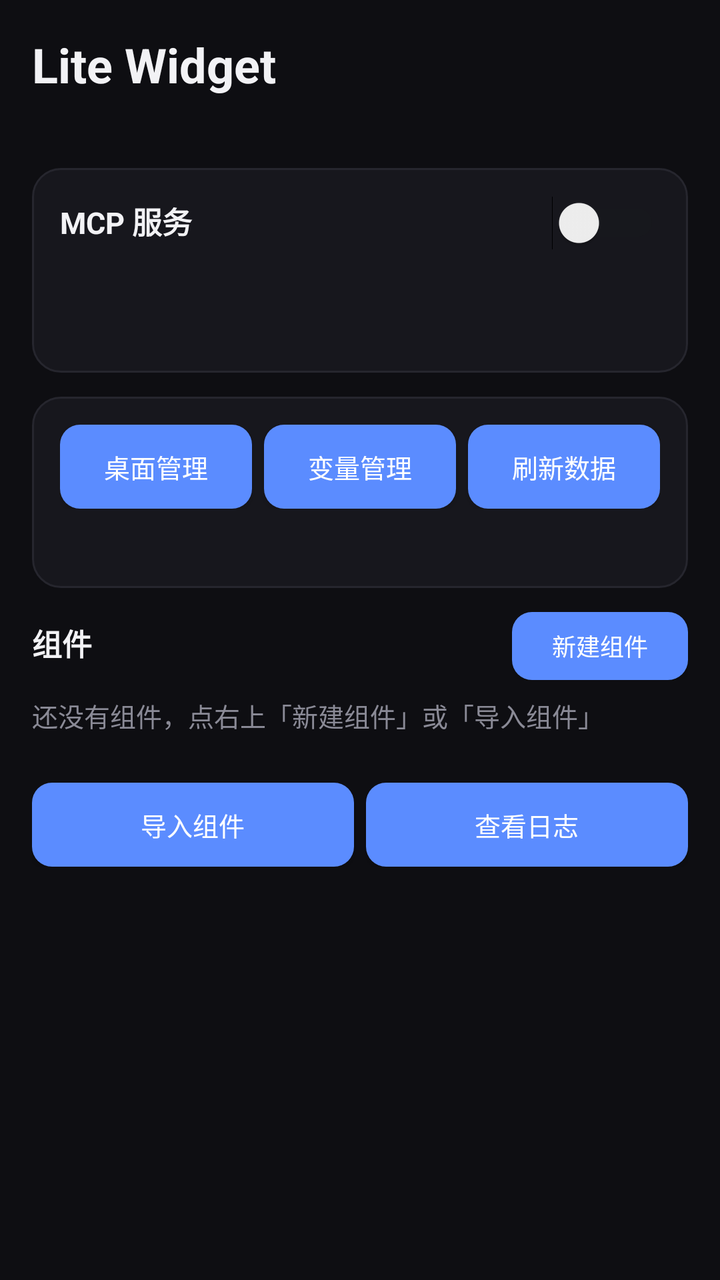
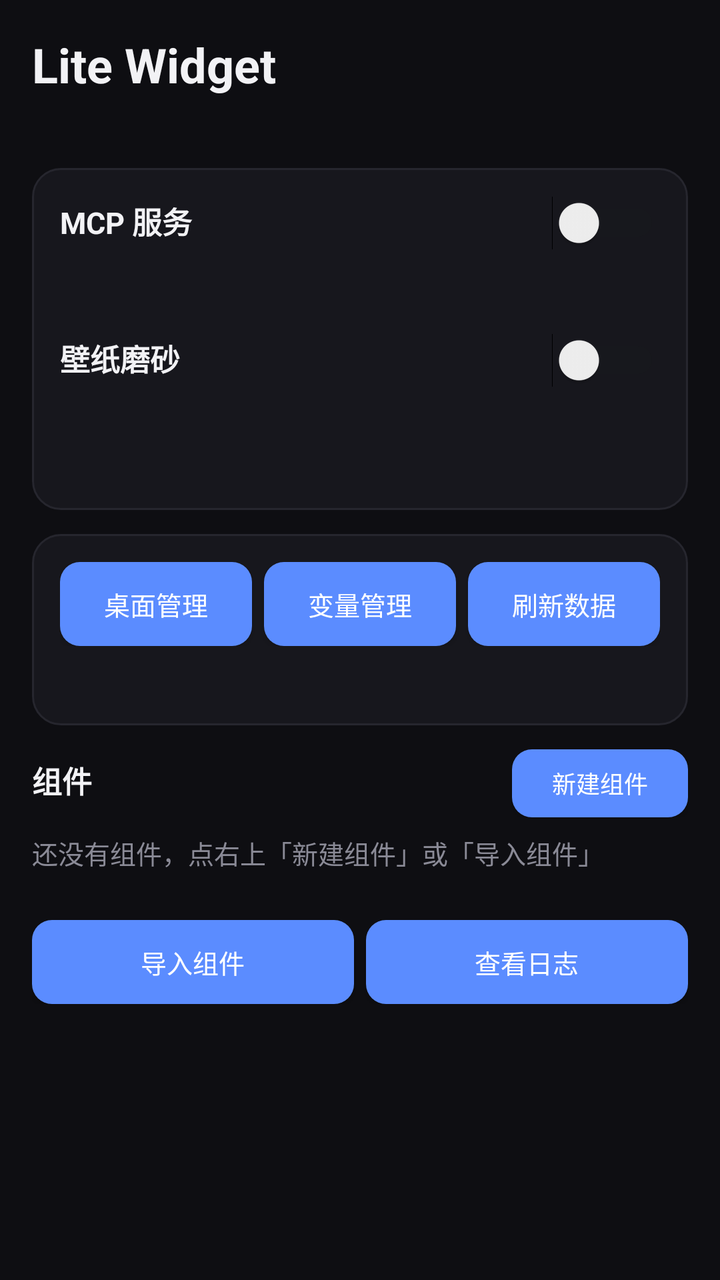

Two renders of the same Android screen: before a commit and after it. Below are the layout's source before the change and the commit's diff.
<!-- AndroidManifest.xml: application theme android:Theme.DeviceDefault.Light.NoActionBar -->
<!-- res/layout/activity_main.xml -->
<?xml version="1.0" encoding="utf-8"?>
<ScrollView xmlns:android="http://schemas.android.com/apk/res/android"
    android:layout_width="match_parent"
    android:layout_height="match_parent"
    android:background="@color/bg"
    android:fillViewport="true">

    <LinearLayout
        android:layout_width="match_parent"
        android:layout_height="wrap_content"
        android:orientation="vertical"
        android:padding="16dp">

        <TextView
            android:layout_width="wrap_content"
            android:layout_height="wrap_content"
            android:text="@string/app_name"
            android:textColor="@color/fg"
            android:textSize="24sp"
            android:textStyle="bold" />

        <TextView
            android:id="@+id/subtitle"
            android:layout_width="wrap_content"
            android:layout_height="wrap_content"
            android:layout_marginTop="2dp"
            android:textColor="@color/dim"
            android:textSize="13sp" />

        
        <LinearLayout
            android:layout_width="match_parent"
            android:layout_height="wrap_content"
            android:layout_marginTop="16dp"
            android:background="@drawable/bg_card"
            android:orientation="vertical"
            android:padding="14dp">

            <LinearLayout
                android:layout_width="match_parent"
                android:layout_height="wrap_content"
                android:orientation="horizontal">

                <TextView
                    android:layout_width="0dp"
                    android:layout_height="wrap_content"
                    android:layout_weight="1"
                    android:text="@string/label_server"
                    android:textColor="@color/fg"
                    android:textSize="15sp"
                    android:textStyle="bold" />

                <Switch
                    android:id="@+id/server_switch"
                    android:layout_width="wrap_content"
                    android:layout_height="wrap_content" />
            </LinearLayout>

            <TextView
                android:id="@+id/server_status"
                android:layout_width="match_parent"
                android:layout_height="wrap_content"
                android:layout_marginTop="8dp"
                android:textColor="@color/dim"
                android:textSize="13sp" />

            <TextView
                android:id="@+id/server_token"
                android:layout_width="match_parent"
                android:layout_height="wrap_content"
                android:layout_marginTop="4dp"
                android:textColor="@color/ok"
                android:textIsSelectable="true"
                android:textSize="13sp" />
        </LinearLayout>

        
        <LinearLayout
            android:layout_width="match_parent"
            android:layout_height="wrap_content"
            android:layout_marginTop="12dp"
            android:background="@drawable/bg_card"
            android:orientation="vertical"
            android:padding="14dp">

            <LinearLayout
                android:layout_width="match_parent"
                android:layout_height="wrap_content"
                android:orientation="horizontal">

                <Button
                    android:id="@+id/btn_manager"
                    android:layout_width="0dp"
                    android:layout_height="42dp"
                    android:layout_marginEnd="6dp"
                    android:layout_weight="1"
                    android:background="@drawable/bg_button"
                    android:text="桌面管理"
                    android:textColor="#FFFFFF"
                    android:textSize="13sp" />

                <Button
                    android:id="@+id/btn_vars"
                    android:layout_width="0dp"
                    android:layout_height="42dp"
                    android:layout_marginEnd="6dp"
                    android:layout_weight="1"
                    android:background="@drawable/bg_button"
                    android:text="变量管理"
                    android:textColor="#FFFFFF"
                    android:textSize="13sp" />

                <Button
                    android:id="@+id/btn_refresh"
                    android:layout_width="0dp"
                    android:layout_height="42dp"
                    android:layout_weight="1"
                    android:background="@drawable/bg_button"
                    android:text="刷新数据"
                    android:textColor="#FFFFFF"
                    android:textSize="13sp" />
            </LinearLayout>

            <TextView
                android:id="@+id/source_status"
                android:layout_width="match_parent"
                android:layout_height="wrap_content"
                android:layout_marginTop="8dp"
                android:textColor="@color/dim"
                android:textSize="13sp" />
        </LinearLayout>

        
        <LinearLayout
            android:layout_width="match_parent"
            android:layout_height="wrap_content"
            android:layout_marginTop="12dp"
            android:orientation="horizontal">

            <TextView
                android:layout_width="0dp"
                android:layout_height="wrap_content"
                android:layout_weight="1"
                android:text="组件"
                android:textColor="@color/fg"
                android:textSize="15sp"
                android:textStyle="bold" />

            <Button
                android:id="@+id/btn_add"
                android:layout_width="wrap_content"
                android:layout_height="34dp"
                android:background="@drawable/bg_button"
                android:paddingLeft="12dp"
                android:paddingRight="12dp"
                android:text="@string/btn_add"
                android:textColor="#FFFFFF"
                android:textSize="12sp" />
        </LinearLayout>

        <TextView
            android:id="@+id/empty_tip"
            android:layout_width="match_parent"
            android:layout_height="wrap_content"
            android:layout_marginTop="8dp"
            android:text="@string/empty_widgets"
            android:textColor="@color/dim"
            android:textSize="13sp" />

        <LinearLayout
            android:id="@+id/widget_list"
            android:layout_width="match_parent"
            android:layout_height="wrap_content"
            android:layout_marginTop="8dp"
            android:orientation="vertical" />

        <LinearLayout
            android:layout_width="match_parent"
            android:layout_height="wrap_content"
            android:layout_marginTop="16dp"
            android:layout_marginBottom="24dp"
            android:orientation="horizontal">

            <Button
                android:id="@+id/btn_import"
                android:layout_width="0dp"
                android:layout_height="42dp"
                android:layout_marginEnd="6dp"
                android:layout_weight="1"
                android:background="@drawable/bg_button"
                android:text="@string/btn_import"
                android:textColor="#FFFFFF"
                android:textSize="13sp" />

            <Button
                android:id="@+id/btn_logs"
                android:layout_width="0dp"
                android:layout_height="42dp"
                android:layout_weight="1"
                android:background="@drawable/bg_button"
                android:text="@string/btn_logs"
                android:textColor="#FFFFFF"
                android:textSize="13sp" />
        </LinearLayout>
    </LinearLayout>
</ScrollView>
<!-- resources referenced by this layout -->
<resources>
  <color name="bg">#0E0E12</color>
  <color name="dim">#8A8A96</color>
  <color name="fg">#F2F2F5</color>
  <color name="ok">#4CAF50</color>
  <!-- drawable bg_button (drawable) -->
  <?xml version="1.0" encoding="utf-8"?>
  <shape xmlns:android="http://schemas.android.com/apk/res/android" android:shape="rectangle">
      <solid android:color="@color/accent" />
      <corners android:radius="10dp" />
  </shape>
  <!-- drawable bg_card (drawable) -->
  <?xml version="1.0" encoding="utf-8"?>
  <shape xmlns:android="http://schemas.android.com/apk/res/android" android:shape="rectangle">
      <solid android:color="@color/card" />
      <stroke android:width="1dp" android:color="@color/stroke" />
      <corners android:radius="14dp" />
  </shape>
  <string name="app_name">Lite Widget</string>
  <string name="btn_add">新建组件</string>
  <string name="btn_import">导入组件</string>
  <string name="btn_logs">查看日志</string>
  <string name="empty_widgets">还没有组件，点右上「新建组件」或「导入组件」</string>
  <string name="label_server">MCP 服务</string>
  <color name="accent">#5B8CFF</color>
  <color name="card">#17171D</color>
  <color name="stroke">#26262E</color>
</resources>

<!-- the commit's change to res/layout/activity_main.xml (unified diff, before → after) -->
@@ -58,6 +58,35 @@
 
             <TextView
                 android:id="@+id/server_status"
+                android:layout_width="match_parent"
+                android:layout_height="wrap_content"
+                android:layout_marginTop="8dp"
+                android:textColor="@color/dim"
+                android:textSize="13sp" />
+
+            <LinearLayout
+                android:layout_width="match_parent"
+                android:layout_height="wrap_content"
+                android:layout_marginTop="16dp"
+                android:orientation="horizontal">
+
+                <TextView
+                    android:layout_width="0dp"
+                    android:layout_height="wrap_content"
+                    android:layout_weight="1"
+                    android:text="@string/label_frost"
+                    android:textColor="@color/fg"
+                    android:textSize="15sp"
+                    android:textStyle="bold" />
+
+                <Switch
+                    android:id="@+id/frost_switch"
+                    android:layout_width="wrap_content"
+                    android:layout_height="wrap_content" />
+            </LinearLayout>
+
+            <TextView
+                android:id="@+id/frost_status"
                 android:layout_width="match_parent"
                 android:layout_height="wrap_content"
                 android:layout_marginTop="8dp"
<!-- resource entries referenced after the edit -->
@@ -22,6 +22,7 @@
   <string name="btn_import">导入组件</string>
   <string name="btn_logs">查看日志</string>
   <string name="empty_widgets">还没有组件，点右上「新建组件」或「导入组件」</string>
+  <string name="label_frost">壁纸磨砂</string>
   <string name="label_server">MCP 服务</string>
   <color name="accent">#5B8CFF</color>
   <color name="card">#17171D</color>
